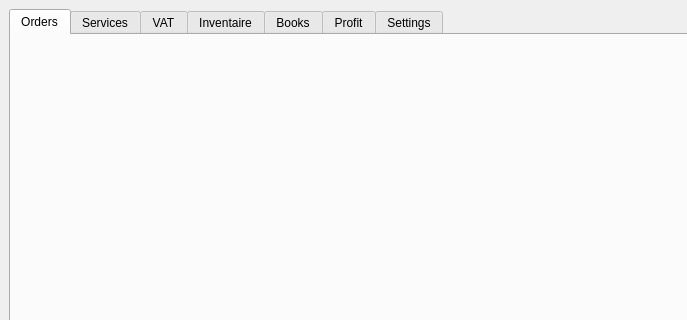
icingerpower/AmzBooks, file AmzBooks/gui/MainWindow.ui: the form before one commit; both pictures show x 0 to 687 and y 0 to 320 of the 800 by 600 pixel window.
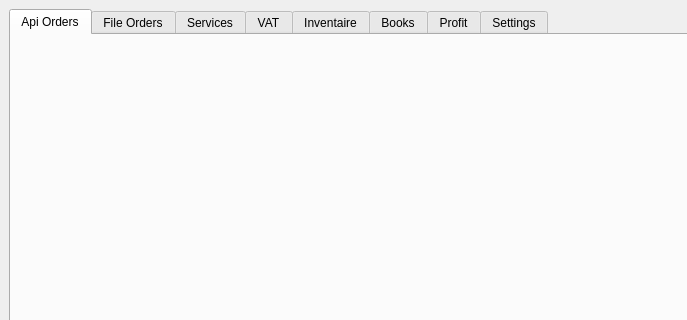
The form after the commit. Custom widgets are drawn as their Qt base class.

Commit message: Added ui file order importation.

Patch:
```diff
--- a/AmzBooks/gui/MainWindow.ui
+++ b/AmzBooks/gui/MainWindow.ui
@@ -22,7 +22,12 @@
       </property>
       <widget class="QWidget" name="tabOrders">
        <attribute name="title">
-        <string>Orders</string>
+        <string>Api Orders</string>
+       </attribute>
+      </widget>
+      <widget class="PaneOrderFiles" name="tabOrdersFile">
+       <attribute name="title">
+        <string>File Orders</string>
        </attribute>
       </widget>
       <widget class="QWidget" name="tabServices">
@@ -78,6 +83,12 @@
    <header>gui/panes/PaneSettings.h</header>
    <container>1</container>
   </customwidget>
+  <customwidget>
+   <class>PaneOrderFiles</class>
+   <extends>QWidget</extends>
+   <header>gui/panes/PaneOrderFiles.h</header>
+   <container>1</container>
+  </customwidget>
  </customwidgets>
  <resources/>
  <connections/>
```
Left out of the diff: 2 changed lines with no effect on the pictures. The commit also changes 65 other files.
